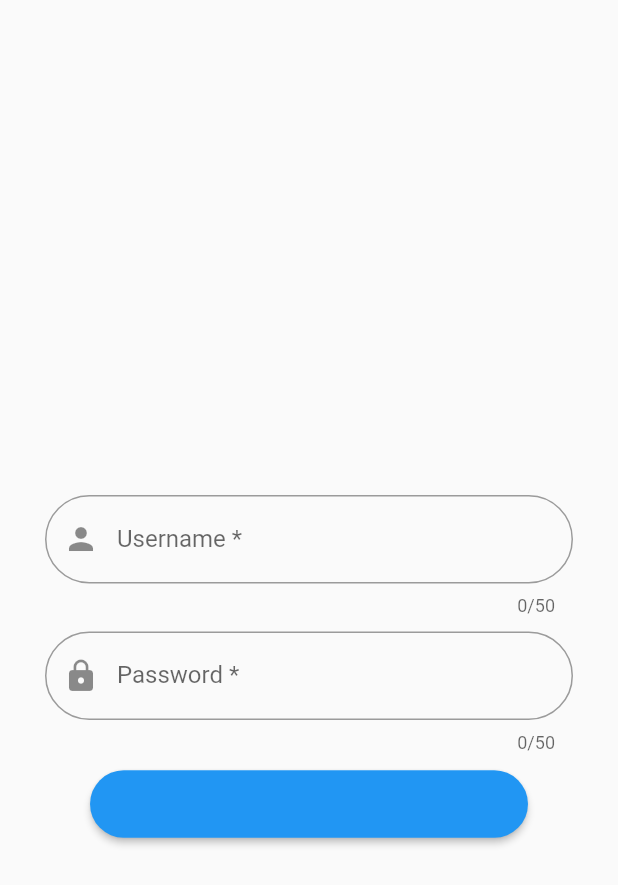
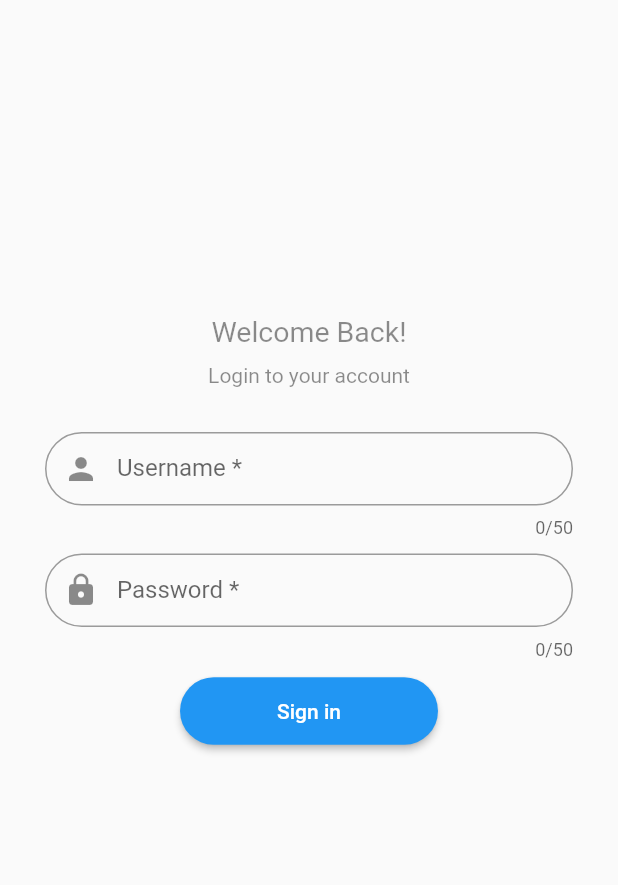
Before and after one commit to itsmeAmal/healthcare_assistant_mobile, a Flutter app: the screen it shows after launch, on a phone screen of 412 x 824 dp. Shown: the top 885 px of the screen. Run offline on Flutter 3.47's test engine with Material 2 defaults, Android fonts, the phone set to English and light mode, and no system bars.

Commit message:
update login

```diff
--- a/lib/main.dart
+++ b/lib/main.dart
@@ -36,18 +36,22 @@ class _MyHomePageState extends State<MyHomePage> {
   @override
   Widget build(BuildContext context) {
     return Scaffold(
-      body: Center(
+      body: SingleChildScrollView(
+        child: Center(
           child: Container(
             margin: const EdgeInsets.only(
-            top: 300.0,
+              top: 200.0,
             ),
             child: Column(
               crossAxisAlignment: CrossAxisAlignment.start,
               children: [
+                _buildWelcomeText(),
+                _buildLoginToAccountText(),
                 _buildUsernameField(),
                 _buildPasswordField(),
                 _buildSignInButtonField(),
               ],
+            ),
           ),
         ),
       ),
@@ -66,6 +70,8 @@ Widget _buildUsernameField() {
     ),
     child: TextFormField(
       decoration: const InputDecoration(
+        hintText: "Username",
+        contentPadding: EdgeInsets.symmetric(vertical: 15.0),
         border: OutlineInputBorder(
           borderRadius: BorderRadius.all(
             Radius.circular(50.0),
@@ -76,6 +82,7 @@ Widget _buildUsernameField() {
           Icons.person,
         ),
       ),
+      textInputAction: TextInputAction.done,
       keyboardType: TextInputType.emailAddress,
       readOnly: false,
       maxLength: 50,
@@ -93,6 +100,8 @@ Widget _buildPasswordField() {
     ),
     child: TextFormField(
       decoration: const InputDecoration(
+        hintText: "Password",
+        contentPadding: EdgeInsets.symmetric(vertical: 15.0),
         border: OutlineInputBorder(
           borderRadius: BorderRadius.all(
             Radius.circular(50.0),
@@ -102,6 +111,7 @@ Widget _buildPasswordField() {
         prefixIcon: Icon(Icons.lock),
       ),
       keyboardType: TextInputType.visiblePassword,
+      textInputAction: TextInputAction.done,
       readOnly: false,
       maxLength: 50,
       onChanged: (value) {},
@@ -113,8 +123,8 @@ Widget _buildSignInButtonField() {
   return Container(
     margin: const EdgeInsets.only(
       top: 10.0,
-      left: 60.0,
-      right: 60.0,
+      left: 120.0,
+      right: 120.0,
     ),
     child: ElevatedButton(
       style: ElevatedButton.styleFrom(
@@ -122,7 +132,54 @@ Widget _buildSignInButtonField() {
               borderRadius: BorderRadius.all(Radius.circular(50.0))),
           minimumSize: const Size.fromHeight(45)),
       onPressed: () {},
-      child: null,
+      child: const Text("Sign in"),
     ),
   );
 }
+
+Widget _buildWelcomeText() {
+  return Container(
+    alignment: Alignment.center,
+    margin: const EdgeInsets.only(
+      top: 10.0,
+      left: 30.0,
+      right: 30.0,
+      bottom: 5.0,
+    ),
+    child: const Text(
+      "Welcome Back!",
+      style: TextStyle(
+        color: Colors.black45,
+        fontSize: 19.0,
+      ),
+    ),
+  );
+}
+
+Widget _buildLoginToAccountText() {
+  return Container(
+    alignment: Alignment.center,
+    margin: const EdgeInsets.only(
+      top: 5.0,
+      left: 20.0,
+      right: 20.0,
+    ),
+    child: const Text(
+      "Login to your account",
+      style: TextStyle(
+        color: Colors.black45,
+        fontSize: 14.0,
+      ),
+    ),
+  );
+}
+
+Widget _buildTopLogoImage() {
+  return Container(
+      alignment: Alignment.center,
+      margin: const EdgeInsets.only(
+        top: 5.0,
+        left: 10.0,
+        right: 10.0,
+      ));
+}
```
Lines whose indentation alone changed are shown as unchanged.
